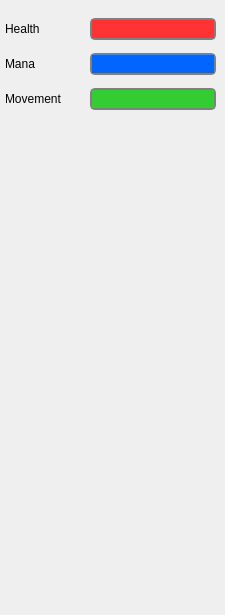
Before: the Qt Designer form src/devclient/gui_src/gui_prompt.ui in develer-staff/devclient, drawn with Qt 5.
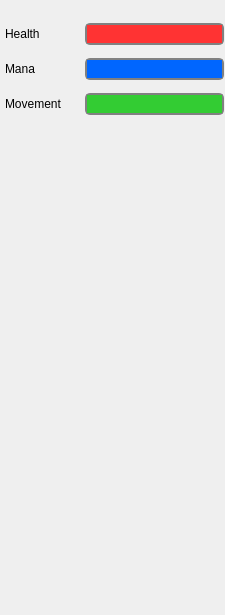
After: the same form once the commit is applied.

Commit message: modificata gestione barre di stato: in questo modo e' possibile utilizzare le barre di stato con un custom prompt anche quando il prompt di default non e' compatibile con la visualizzazione dello stato (vedi DC)

Patch:
```diff
--- a/src/devclient/gui_src/gui_prompt.ui
+++ b/src/devclient/gui_src/gui_prompt.ui
@@ -18,12 +18,24 @@
   <property name="windowTitle" >
    <string>Form</string>
   </property>
+  <widget class="QFrame" name="box_status" >
+   <property name="geometry" >
+    <rect>
+     <x>0</x>
+     <y>5</y>
+     <width>225</width>
+     <height>130</height>
+    </rect>
+   </property>
+   <property name="frameShape" >
+    <enum>QFrame::NoFrame</enum>
+   </property>
   <widget class="QWidget" name="layoutWidget" >
    <property name="geometry" >
     <rect>
      <x>0</x>
      <y>5</y>
-     <width>221</width>
+      <width>226</width>
      <height>121</height>
     </rect>
    </property>
@@ -31,6 +43,12 @@
     <property name="leftMargin" >
      <number>5</number>
     </property>
+     <property name="rightMargin" >
+      <number>2</number>
+     </property>
+     <property name="horizontalSpacing" >
+      <number>0</number>
+     </property>
     <property name="verticalSpacing" >
      <number>5</number>
     </property>
@@ -170,6 +188,7 @@
      </widget>
     </item>
    </layout>
+   </widget>
   </widget>
  </widget>
  <layoutdefault spacing="5" margin="5" />
```
Lines whose indentation alone changed are shown as unchanged. The commit also changes 10 other files.
